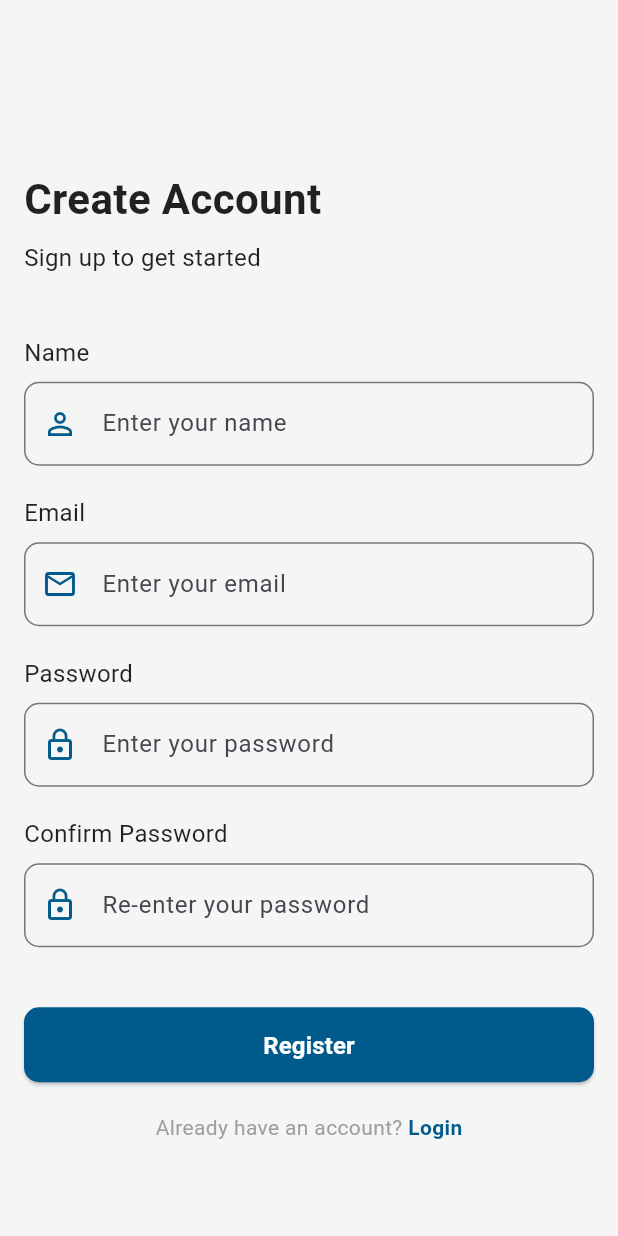
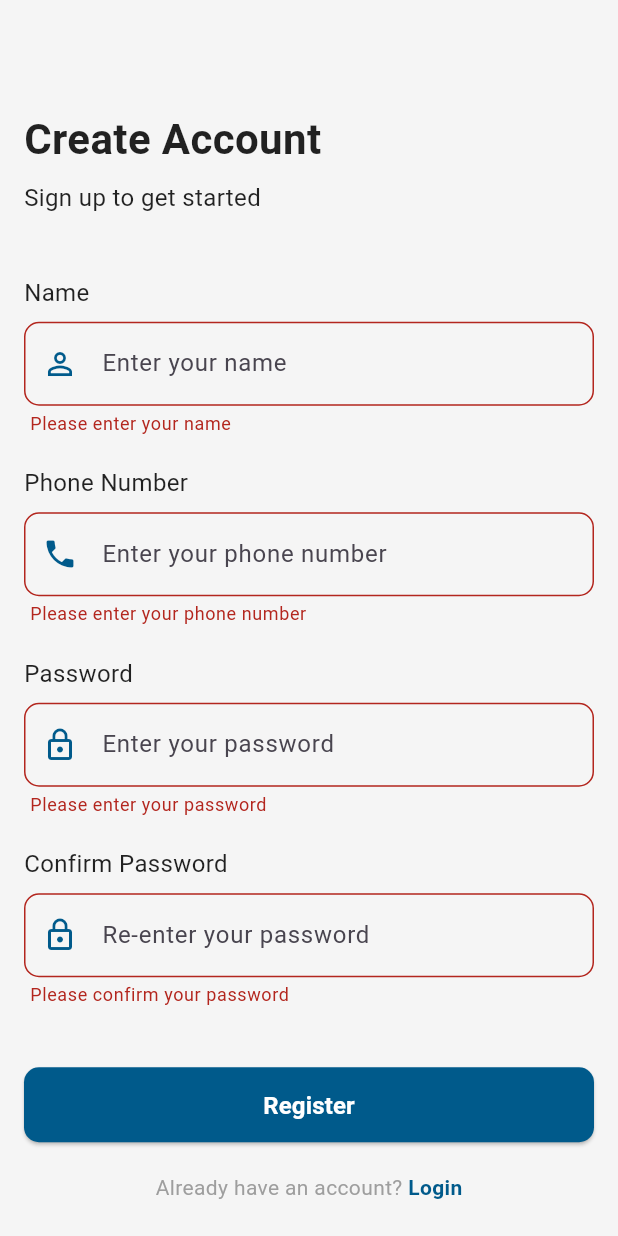
Before and after one commit to kgcemon/top-up-bd, a Flutter app: the RegisterScreen screen opened directly, after a tap on "Register", on a phone screen of 412 x 824 dp. Run offline on Flutter 3.47's test engine with Material 3 defaults, Android fonts, the phone set to English and light mode, and no system bars; our stand-ins replace device_preview, firebase_core, firebase_messaging, flutter_local_notifications, get, shared_preferences; missing offline and left inert: in_app_update; accounts and stored records are empty; network calls fail.

Commit message:
call system abb file fix

```diff
--- a/lib/main.dart
+++ b/lib/main.dart
@@ -26,7 +26,7 @@ Future<void> main() async {
   PushNotifications.init();
   FirebaseMessaging.onBackgroundMessage(firebaseBackgroundMessage);
   runApp( DevicePreview(
-    enabled: true,
+    enabled: false,
     builder: (context) => const MyApp(), // Wrap your app
   ),);
 }
--- a/lib/screens/auth/register_screen.dart
+++ b/lib/screens/auth/register_screen.dart
@@ -1,65 +1,113 @@
 import 'package:flutter/material.dart';
 import 'package:get/get.dart';
-import 'package:get/get_common/get_reset.dart';
-import 'package:get/get_core/get_core.dart';
+import '../../controller/auth/register_screen_controller.dart';
 import '../../utils/AppColors.dart';
-
 
 class RegisterScreen extends StatelessWidget {
   const RegisterScreen({super.key});
 
   @override
   Widget build(BuildContext context) {
+    final RegisterScreenController controller =
+        Get.put(RegisterScreenController());
+
     return Scaffold(
-      backgroundColor: Colors.grey[100], // Reuse background color
+      backgroundColor: Colors.grey[100],
       body: Center(
         child: Padding(
           padding: const EdgeInsets.all(16.0),
           child: SingleChildScrollView(
+            child: Form(
+              key: controller.formKey,
               child: Column(
                 crossAxisAlignment: CrossAxisAlignment.start,
                 children: [
-                const SizedBox(height: 50), // Adds top spacing
+                  const SizedBox(height: 50),
                   const Text(
                     'Create Account',
-                  style: AppTextStyles.bodyTextLarge,  // Reuse large text style
+                    style: AppTextStyles.bodyTextLarge,
                   ),
                   const SizedBox(height: 8),
                   const Text(
                     'Sign up to get started',
-                  style: AppTextStyles.bodyTextSmall,  // Reuse small text style
+                    style: AppTextStyles.bodyTextSmall,
                   ),
                   const SizedBox(height: 40),
                   _buildTextField(
+                    controller: controller.nameController,
                     label: 'Name',
                     hintText: 'Enter your name',
                     icon: Icons.person_outline,
+                    validator: (value) {
+                      if (value == null || value.isEmpty) {
+                        return 'Please enter your name';
+                      }
+                      return null;
+                    },
                   ),
                   const SizedBox(height: 20),
                   _buildTextField(
-                  label: 'Email',
-                  hintText: 'Enter your email',
-                  icon: Icons.email_outlined,
+                    controller: controller.phoneController,
+                    label: 'Phone Number',
+                    hintText: 'Enter your phone number',
+                    icon: Icons.phone,
+                    validator: (value) {
+                      if (value == null ||
+                          value.isEmpty ||
+                          value.length < 10 ||
+                          value.length > 14) {
+                        return 'Please enter your phone number';
+                      }
+                      if (!RegExp(r'^\d{10,15}$').hasMatch(value)) {
+                        return 'Enter a valid phone number';
+                      }
+                      return null;
+                    },
                   ),
                   const SizedBox(height: 20),
                   _buildTextField(
+                    controller: controller.passController,
                     label: 'Password',
                     hintText: 'Enter your password',
                     icon: Icons.lock_outline,
                     obscureText: true,
+                    validator: (value) {
+                      if (value == null || value.isEmpty) {
+                        return 'Please enter your password';
+                      }
+                      if (value.length < 6) {
+                        return 'Password must be at least 6 characters';
+                      }
+                      return null;
+                    },
                   ),
                   const SizedBox(height: 20),
                   _buildTextField(
+                    controller: controller.confirmPassController,
                     label: 'Confirm Password',
                     hintText: 'Re-enter your password',
                     icon: Icons.lock_outline,
                     obscureText: true,
+                    validator: (value) {
+                      if (value == null || value.isEmpty) {
+                        return 'Please confirm your password';
+                      }
+                      if (value != controller.passController.text) {
+                        return 'Passwords do not match';
+                      }
+                      return null;
+                    },
                   ),
                   const SizedBox(height: 40),
-                _buildRegisterButton(context),
+                  Obx(() {
+                    return controller.loading.value
+                        ? const Center(child: CircularProgressIndicator())
+                        : _buildRegisterButton(context, controller);
+                  }),
                   const SizedBox(height: 20),
                   _buildLoginOption(),
                 ],
+              ),
             ),
           ),
         ),
@@ -68,20 +116,23 @@ class RegisterScreen extends StatelessWidget {
   }
 
   Widget _buildTextField({
+    required TextEditingController controller,
     required String label,
     required String hintText,
     required IconData icon,
     bool obscureText = false,
+    String? Function(String?)? validator,
   }) {
     return Column(
       crossAxisAlignment: CrossAxisAlignment.start,
       children: [
         Text(
           label,
-          style: AppTextStyles.bodyTextSmall,  // Reuse text style for labels
+          style: AppTextStyles.bodyTextSmall,
         ),
         const SizedBox(height: 8),
-        TextField(
+        TextFormField(
+          controller: controller,
           obscureText: obscureText,
           decoration: InputDecoration(
             prefixIcon: Icon(icon, color: AppColors.primaryColor),
@@ -96,30 +147,34 @@ class RegisterScreen extends StatelessWidget {
               borderSide: BorderSide(color: AppColors.primaryColor),
             ),
           ),
+          validator: validator,
         ),
       ],
     );
   }
 
-  Widget _buildRegisterButton(BuildContext context) {
+  Widget _buildRegisterButton(
+      BuildContext context, RegisterScreenController controller) {
     return SizedBox(
       width: double.infinity,
       height: 50,
       child: ElevatedButton(
         onPressed: () {
-          // Handle registration action
+          if (controller.formKey.currentState?.validate() ?? false) {
+            controller.createAccount(context);
+          }
         },
         style: ElevatedButton.styleFrom(
-          backgroundColor: AppColors.primaryColor,  // Reuse primary color
+          backgroundColor: AppColors.primaryColor,
           shape: RoundedRectangleBorder(
             borderRadius: BorderRadius.circular(10),
           ),
           padding: const EdgeInsets.symmetric(vertical: 14),
         ),
-        child: Text(
+        child: const Text(
           'Register',
           style: TextStyle(
-            color: AppColors.white,  // Reuse white color for text
+            color: Colors.white,
             fontSize: 16,
             fontWeight: FontWeight.bold,
           ),
--- a/lib/widget/drawer.dart
+++ b/lib/widget/drawer.dart
@@ -1,8 +1,6 @@
 import 'package:flutter/material.dart';
 import 'package:get/get.dart';
-import 'package:top_up_bd/utils/url_launcher.dart';
 import 'package:url_launcher/url_launcher.dart';
-
 import '../controller/auth/order_contrroller.dart';
 import '../screens/help_center_screen.dart';
 import '../utils/AppColors.dart';
```
Also changed, not shown: lib/controller/auth/register_screen_controller.dart (added, +68 -0 lines), lib/screens/auth/login_screen.dart (+1 -18 lines), 6 other files. Lines whose indentation alone changed are shown as unchanged.
